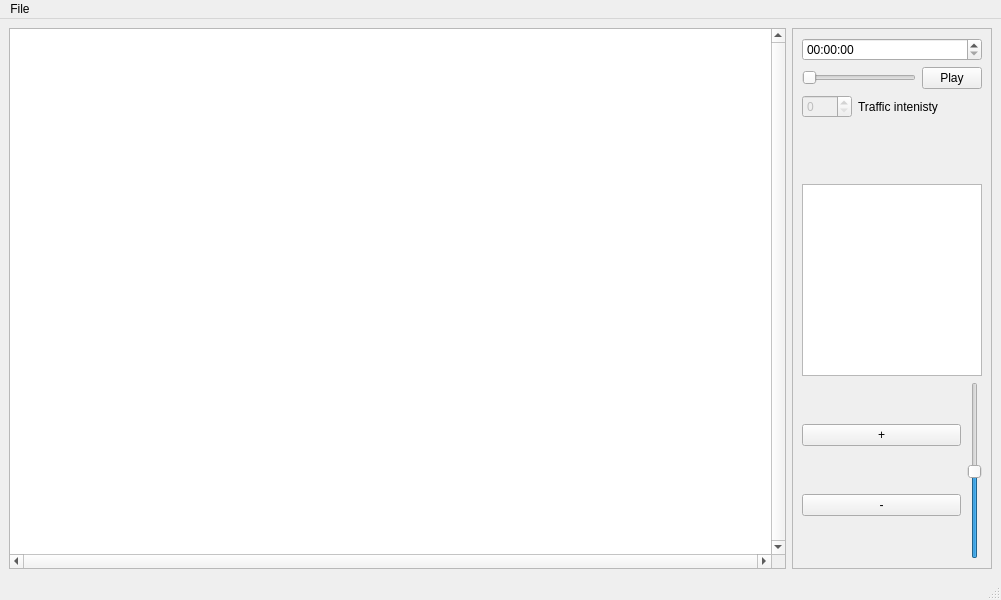
Old version of the form qt/traffic/mainwindow.ui in the repository pirxus/VUT-FIT-ICP-project.
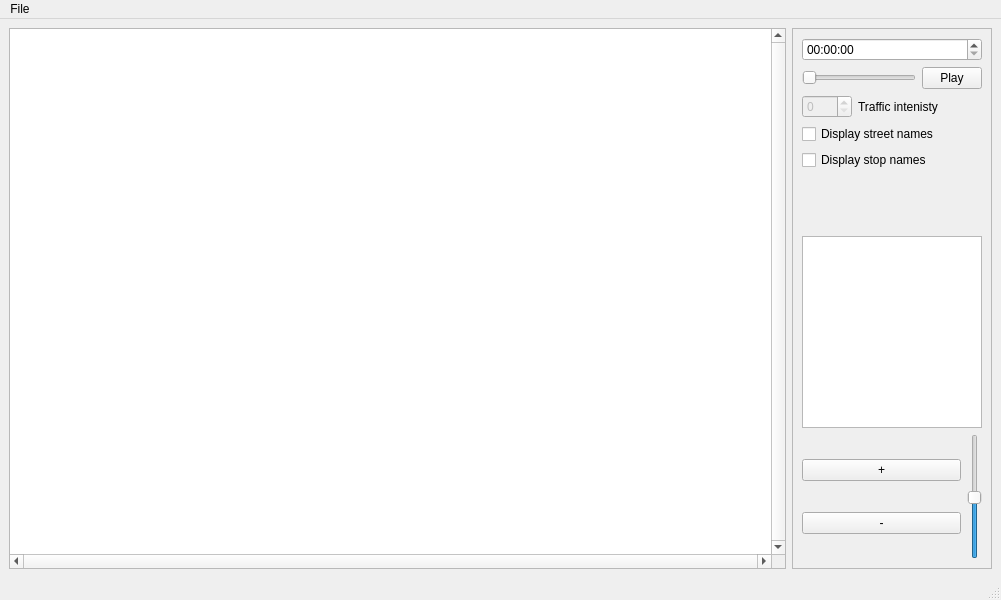
New version of the form.

Commit message: add show street and stop names

```diff
--- a/qt/traffic/mainwindow.ui
+++ b/qt/traffic/mainwindow.ui
@@ -122,6 +122,20 @@
          </item>
         </layout>
        </item>
+       <item>
+        <widget class="QCheckBox" name="showStreetNames">
+         <property name="text">
+          <string>Display street names</string>
+         </property>
+        </widget>
+       </item>
+       <item>
+        <widget class="QCheckBox" name="showStopNames">
+         <property name="text">
+          <string>Display stop names</string>
+         </property>
+        </widget>
+       </item>
        <item>
         <layout class="QHBoxLayout" name="horizontalLayout_6">
          <item>
```
The commit also changes 3 other files.
